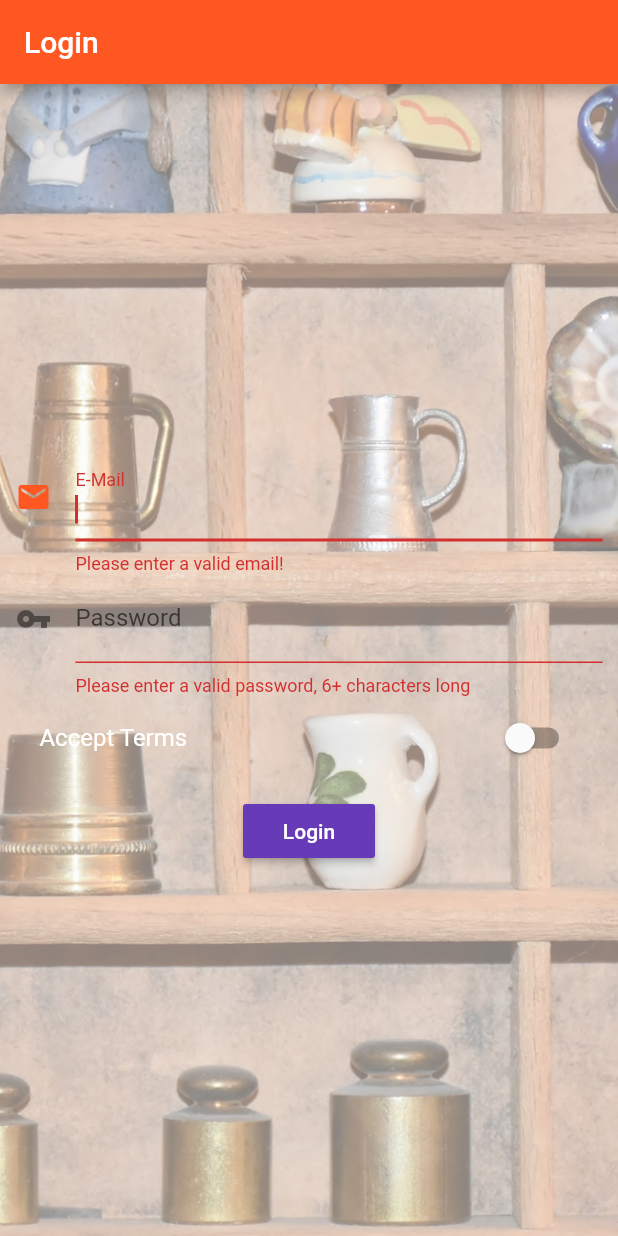
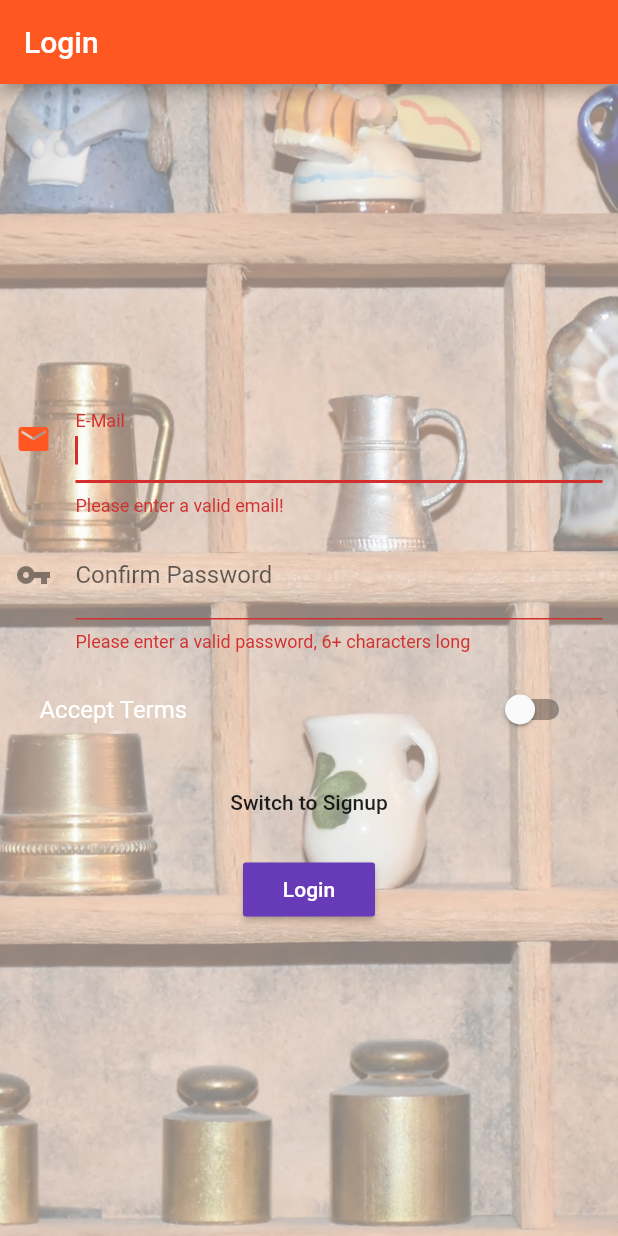
Before and after one commit to Mirko92/udemy_course, a Flutter app: the screen it shows after launch, after a tap on "Login", on a phone screen of 412 x 824 dp. Run offline on Flutter 3.47's test engine with Material 2 defaults, Android fonts, the phone set to English and light mode, and no system bars; accounts and stored records are empty; network calls fail.

```diff
--- a/lib/pages/auth.dart
+++ b/lib/pages/auth.dart
@@ -1,6 +1,8 @@
 import 'package:flutter/material.dart';
 import 'package:scoped_model/scoped_model.dart';
 import 'package:udemy_course/scoped-models/main.dart';
+
+enum AuthMode { Signup, Login }
 
 class AuthPage extends StatefulWidget {
   @override
@@ -13,9 +15,14 @@ class _AuthPageState extends State<AuthPage> {
     'password': null,
     'terms': false
   };
+
   bool _acceptTermsValue = false;
 
+  final TextEditingController _passwordController = TextEditingController();
+
   final GlobalKey<FormState> _formKey = GlobalKey<FormState>();
+
+  AuthMode _authMode = AuthMode.Login;
 
   DecorationImage _buildBackgroundImage(String path) {
     return DecorationImage(
@@ -53,13 +60,31 @@ class _AuthPageState extends State<AuthPage> {
 
   Widget _buildPasswordTextField() {
     return TextFormField(
+      controller: _passwordController,
+      decoration: InputDecoration(
+          labelText: 'Confirm Password', icon: Icon(Icons.vpn_key)),
+      obscureText: true,
+      style: _getTextStyle(context),
+      validator: (String newValue) {
+        if (newValue.isEmpty || newValue.length < 6) {
+          return "Please enter a valid password, 6+ characters long";
+        }
+      },
+      onSaved: (String value) {
+        _formData['password'] = value.trim();
+      },
+    );
+  }
+
+  Widget _buildPasswordConfirmTextField() {
+    return TextFormField(
       decoration:
           InputDecoration(labelText: 'Password', icon: Icon(Icons.vpn_key)),
       obscureText: true,
       style: _getTextStyle(context),
       validator: (String newValue) {
-        if (newValue.isEmpty || newValue.length < 6) {
-          return "Please enter a valid password, 6+ characters long";
+        if (_passwordController.text != newValue) {
+          return "Password do not match";
         }
       },
       onSaved: (String value) {
@@ -81,17 +106,22 @@ class _AuthPageState extends State<AuthPage> {
     );
   }
 
-  void _submitForm(Function login) {
+  void _submitForm(Function login, Function signup) async{
     if (!_formKey.currentState.validate()) {
       return;
     }
     _formKey.currentState.save();
 
-    login(_formData['email'], _formData['password']);
+    if (_authMode == AuthMode.Login) {
+      login(_formData['email'], _formData['password']);
+    } else {
+      final Map<String, dynamic> successInformation = await signup(_formData['email'], _formData['password']);
 
-    print('Email    : ${_formData['email']}');
-    print('Password : ${_formData['password']}');
-    Navigator.pushReplacementNamed(context, '/products');
+      if (successInformation['success']){
+        Navigator.pushReplacementNamed(context, '/products');
+      }
+    }
+
   }
 
   @override
@@ -115,8 +145,31 @@ class _AuthPageState extends State<AuthPage> {
                 child: Column(
                   children: <Widget>[
                     _buildEmailTextField(),
+                    SizedBox(
+                      height: 10.0,
+                    ),
                     _buildPasswordTextField(),
+                    SizedBox(
+                      height: 10.0,
+                    ),
+                    _authMode == AuthMode.Signup
+                        ? _buildPasswordConfirmTextField()
+                        : Container(),
                     _buildAccetptSwitch(),
+                    SizedBox(
+                      height: 10.0,
+                    ),
+                    FlatButton(
+                      child: Text(
+                          'Switch to ${_authMode == AuthMode.Login ? 'Signup' : 'Login'}'),
+                      onPressed: () {
+                        setState(() {
+                          _authMode = _authMode == AuthMode.Login
+                              ? AuthMode.Signup
+                              : AuthMode.Login;
+                        });
+                      },
+                    ),
                     SizedBox(
                       height: 10.0,
                     ),
@@ -125,7 +178,8 @@ class _AuthPageState extends State<AuthPage> {
                         return RaisedButton(
                             textColor: Colors.white,
                             child: Text('Login'),
-                            onPressed: () => _submitForm(userModel.login));
+                            onPressed: () =>
+                                _submitForm(userModel.login, userModel.signup));
                       },
                     ),
                   ],
--- a/lib/scoped-models/connected_products.dart
+++ b/lib/scoped-models/connected_products.dart
@@ -5,9 +5,10 @@ import 'package:scoped_model/scoped_model.dart';
 import 'package:udemy_course/model/product.dart';
 import 'package:udemy_course/model/user.dart';
 
-mixin ConnectedProductsModel on Model{
+mixin ConnectedProductsModel on Model {
   /// Url per i prodotti su FireBase
-  final String productsUrl = "https://mirko-flutter-products.firebaseio.com/products";
+  final String productsUrl =
+      "https://mirko-flutter-products.firebaseio.com/products";
 
   /// Lista di prodotti in memoria
   List<Product> _products = [];
@@ -20,27 +21,25 @@ mixin ConnectedProductsModel on Model{
 
   /// Flag: Indica se si sta aspettando una chiamata asincrona o meno
   bool _isLoading = false;
-
 }
 
 mixin ProductsModel on ConnectedProductsModel {
   bool _showFavorites = false;
 
-  Future<bool> fetchProducts(){
+  Future<bool> fetchProducts() {
     _isLoading = true;
     notifyListeners();
 
-    return http.get(productsUrl+'.json').then(
-      (http.Response response){
-        if ( response.statusCode != 200 && response.statusCode != 201 ){
+    return http.get(productsUrl + '.json').then((http.Response response) {
+      if (response.statusCode != 200 && response.statusCode != 201) {
         return false;
       }
 
       final List<Product> fetchedProductList = [];
       final Map<String, dynamic> productListData = json.decode(response.body);
 
-        if (productListData != null ){
-          productListData.forEach((String key, dynamic productData){
+      if (productListData != null) {
+        productListData.forEach((String key, dynamic productData) {
           final Product newProduct = Product(
               id: key,
               title: productData['title'],
@@ -48,8 +47,7 @@ mixin ProductsModel on ConnectedProductsModel {
               imageUrl: productData['imageUrl'],
               price: productData['price'],
               userEmail: productData['userEmail'],
-              userId: productData['userId']
-            );
+              userId: productData['userId']);
 
           fetchedProductList.add(newProduct);
         });
@@ -61,8 +59,7 @@ mixin ProductsModel on ConnectedProductsModel {
       notifyListeners();
       _selProductID = null;
       return true;
-      }
-    ).catchError((onError){
+    }).catchError((onError) {
       print('Something went wrong');
       _isLoading = false;
       notifyListeners();
@@ -70,23 +67,25 @@ mixin ProductsModel on ConnectedProductsModel {
     });
   }
 
-  Future<bool> addProduct(String title, String description, String image, double price){
-
+  Future<bool> addProduct(
+      String title, String description, String image, double price) {
     _isLoading = true;
     notifyListeners();
 
     Map<String, dynamic> data = {
-      'title' : title,
-      'description':description,
-      'imageUrl': 'https://cdn.newsapi.com.au/image/v1/8d7ce957d8c0d9536a24cc1d50bf4da1',
-      'price':price,
+      'title': title,
+      'description': description,
+      'imageUrl':
+          'https://cdn.newsapi.com.au/image/v1/8d7ce957d8c0d9536a24cc1d50bf4da1',
+      'price': price,
       'userEmail': _authenticatedUser.email,
       'userId': _authenticatedUser.id
     };
 
-    return http.post(productsUrl+'.json', body: json.encode(data))
-    .then((http.Response response ){
-      if ( response.statusCode != 200 && response.statusCode != 201 ){
+    return http
+        .post(productsUrl + '.json', body: json.encode(data))
+        .then((http.Response response) {
+      if (response.statusCode != 200 && response.statusCode != 201) {
         _isLoading = false;
         notifyListeners();
         return false;
@@ -94,19 +93,20 @@ mixin ProductsModel on ConnectedProductsModel {
 
       Map<String, dynamic> responseData = json.decode(response.body);
 
-      final Product newProduct = Product( id: responseData['name'],
-                                          title:title,
+      final Product newProduct = Product(
+          id: responseData['name'],
+          title: title,
           description: description,
           imageUrl: image,
           price: price,
           userEmail: _authenticatedUser.email,
-                                          userId:_authenticatedUser.id);
+          userId: _authenticatedUser.id);
       _products.add(newProduct);
-      _selProductID=null;
+      _selProductID = null;
       _isLoading = false;
       notifyListeners();
       return true;
-    }).catchError((onError){
+    }).catchError((onError) {
       print('Something went wrong');
       _isLoading = false;
       notifyListeners();
@@ -114,54 +114,61 @@ mixin ProductsModel on ConnectedProductsModel {
     });
   }
 
-  List<Product> get allProducts{
+  List<Product> get allProducts {
     return List.from(_products);
   }
 
-  List<Product> get displayedProducts{
-    if ( _showFavorites ){
+  List<Product> get displayedProducts {
+    if (_showFavorites) {
       return _products.where((product) => product.isFavorite).toList();
     }
     return List.from(_products);
   }
 
-  String get selectedProductID{
+  String get selectedProductID {
     return _selProductID;
   }
-  Product get selectedProduct{
-    return selectedProductID!=null ? _products.firstWhere((Product x) => x.id == _selProductID) : null;
+
+  Product get selectedProduct {
+    return selectedProductID != null
+        ? _products.firstWhere((Product x) => x.id == _selProductID)
+        : null;
   }
 
-  int get selectedIndex{
+  int get selectedIndex {
     return _products.indexWhere((Product p) => p.id == _selProductID);
   }
 
-  bool get displayedFavoritesOnly{
+  bool get displayedFavoritesOnly {
     return _showFavorites;
   }
 
-
-  Future<bool> updateProduct(String title, String description, String image, double price){
+  Future<bool> updateProduct(
+      String title, String description, String image, double price) {
     _isLoading = true;
     notifyListeners();
 
-    final Map<String,dynamic> updateData = {
-      'title':title,
+    final Map<String, dynamic> updateData = {
+      'title': title,
       'description': description,
-      'imageUrl': 'https://cdn.newsapi.com.au/image/v1/8d7ce957d8c0d9536a24cc1d50bf4da1',
+      'imageUrl':
+          'https://cdn.newsapi.com.au/image/v1/8d7ce957d8c0d9536a24cc1d50bf4da1',
       'price': price,
       'userEmail': selectedProduct.userEmail,
       'userId': selectedProduct.userId,
     };
 
-    return http.put(productsUrl+'/${selectedProduct.id}.json', body: json.encode(updateData)).then((http.Response response){
-      if ( response.statusCode != 200 && response.statusCode != 201 ){
+    return http
+        .put(productsUrl + '/${selectedProduct.id}.json',
+            body: json.encode(updateData))
+        .then((http.Response response) {
+      if (response.statusCode != 200 && response.statusCode != 201) {
         return false;
       }
       _isLoading = false;
       notifyListeners();
       return true;
-    }).catchError((onError){
+    }).catchError((onError) {
       print('Something went wrong');
       _isLoading = false;
       notifyListeners();
@@ -178,33 +185,34 @@ mixin ProductsModel on ConnectedProductsModel {
     _selProductID = null;
     notifyListeners();
 
-    return http.delete(productsUrl + '/${deletedId}' + '.json').then((http.Response response){
+    return http
+        .delete(productsUrl + '/${deletedId}' + '.json')
+        .then((http.Response response) {
       _isLoading = false;
       notifyListeners();
       return true;
-    }).catchError((onError){
+    }).catchError((onError) {
       print('Something went wrong');
       _isLoading = false;
       notifyListeners();
       return false;
     });
-
   }
 
-  void selectProduct(String productId){
+  void selectProduct(String productId) {
     _selProductID = productId;
     notifyListeners();
   }
 
-  void toggleProductFavoriteStatus(){
-    final Product updatedProduct =
-        Product(  id : selectedProduct.id,
+  void toggleProductFavoriteStatus() {
+    final Product updatedProduct = Product(
+        id: selectedProduct.id,
         title: selectedProduct.title,
         description: selectedProduct.description,
         imageUrl: selectedProduct.imageUrl,
         price: selectedProduct.price,
-                  isFavorite:  !selectedProduct.isFavorite,
-                  userEmail:selectedProduct.userEmail,
+        isFavorite: !selectedProduct.isFavorite,
+        userEmail: selectedProduct.userEmail,
         userId: selectedProduct.userId);
 
     _products[selectedIndex] = updatedProduct;
@@ -212,20 +220,39 @@ mixin ProductsModel on ConnectedProductsModel {
     notifyListeners();
   }
 
-  void toggleDisplayMode(){
-    _showFavorites = ! _showFavorites;
+  void toggleDisplayMode() {
+    _showFavorites = !_showFavorites;
     notifyListeners();
   }
 }
 
-mixin UsersModel on ConnectedProductsModel{
-  void login(String email, String password){
-    _authenticatedUser = new User(id:'stica', email: email, password: password);
+mixin UsersModel on ConnectedProductsModel {
+  final String authUrl =
+      'https://www.googleapis.com/identitytoolkit/v3/relyingparty/signupNewUser?key=AIzaSyB_XDP0sftDbqQcVDov8LgRLODiNu2YbmU';
+
+  void login(String email, String password) {
+    _authenticatedUser =
+        new User(id: 'stica', email: email, password: password);
+  }
+
+  Future<Map<String, dynamic>> signup(String email, String password) {
+    return http
+        .post(authUrl,
+            body: json.encode({
+              'email': email,
+              'password': password,
+              'returnSecureToken': true
+            }),
+            headers: {'Content-Type':'application/json'})
+        .then((http.Response response) {
+          print('Signup Response: ' + response.toString());
+      return {'success':true, 'message':'Authentication succeded!'};
+    });
   }
 }
 
-mixin UtilityModel on ConnectedProductsModel{
-  bool get isLoading{
+mixin UtilityModel on ConnectedProductsModel {
+  bool get isLoading {
     return _isLoading;
   }
 }
```
Lines whose indentation alone changed are shown as unchanged.
